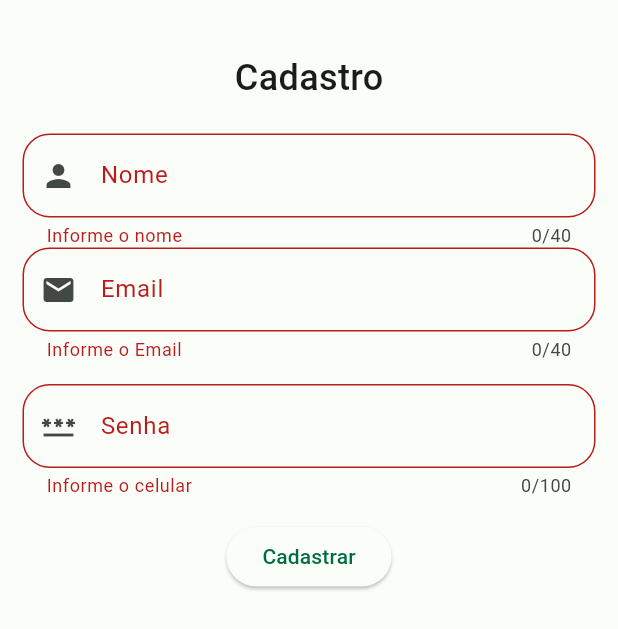
After one commit to Marcelo7x/my_republic, a Flutter app: the SubscriptionPage screen opened by its route, after a tap on "Cadastrar", on a phone screen of 412 x 824 dp. The commit adds this screen. Shown: the top 629 px of the screen. Run offline on Flutter 3.47's test engine with Material 2 defaults, Android fonts, the phone set to English and light mode, and no system bars; our stand-ins replace dio, flutter_masked_text2, flutter_mobx, flutter_modular, mobx, shared_preferences and 2 more; missing offline and left inert: postgres, shelf_modular; accounts and stored records are empty; generated files the repository leaves out were written again; network calls fail.

Commit message:
heroku - page cadastro

```diff
--- a/brothers_home_back/lib/source/services/database/postgres_database.dart
+++ b/brothers_home_back/lib/source/services/database/postgres_database.dart
@@ -23,6 +23,7 @@ class PostgresDatabase implements RemoteDatabase, Disposable {
       uri.pathSegments.first,
       username: uri.userInfo.split(':').first,
       password: uri.userInfo.split(':').last,
+      useSSL: true,
     );
     await connection.open();
     completer.complete(connection);
--- a/frontend/lib/app/app_module.dart
+++ b/frontend/lib/app/app_module.dart
@@ -2,6 +2,8 @@ import 'package:frontend/app/modules/spashcreen/splash_module.dart';
 import 'package:frontend/app/modules/login/login_store.dart';
 
 import 'package:flutter_modular/flutter_modular.dart';
+import 'package:frontend/app/modules/subscription/subscription_module.dart';
+import 'package:frontend/app/modules/subscription/subscription_store.dart';
 
 import 'modules/home/home_module.dart';
 import 'modules/home/home_store.dart';
@@ -12,6 +14,7 @@ class AppModule extends Module {
   final List<Bind> binds = [
     Bind.lazySingleton((i) => LoginStore()),
     Bind.lazySingleton((i) => HomeStore()),
+    Bind.lazySingleton((i) => SubscriptionStore()),
   ];
 
   @override
@@ -19,5 +22,6 @@ class AppModule extends Module {
     ModuleRoute(Modular.initialRoute, module: SplashModule()),
     ModuleRoute('/login', module: LoginModule()),
     ModuleRoute('/home', module: HomeModule()),
+    ModuleRoute('/subscription', module: SubscriptionModule()),
   ];
 }
--- a/frontend/lib/app/modules/login/login_page.dart
+++ b/frontend/lib/app/modules/login/login_page.dart
@@ -23,10 +23,10 @@ class _LoginPageState extends State<LoginPage> {
 
     return Scaffold(
       //backgroundColor: Theme.of(context).backgroundColor,
-      body: SizedBox(
+      body: SingleChildScrollView(
+        //color: Theme.of(context).backgroundColor,
+        child: SizedBox(
           width: width,
-        height: height - 100,
-        //color: Theme.of(context).backgroundColor,
           child: Column(
             mainAxisAlignment: MainAxisAlignment.center,
             children: [
@@ -85,7 +85,8 @@ class _LoginPageState extends State<LoginPage> {
                   }),
                 ),
               ),
-            Padding(
+              Container(
+                //margin: const EdgeInsets.only(bottom: 20),
                 padding: const EdgeInsets.only(top: 20),
                 child: Observer(builder: (_) {
                   return loginController.logginError
@@ -98,7 +99,13 @@ class _LoginPageState extends State<LoginPage> {
                       : const Text("");
                 }),
               ),
+              Container(
+                  //margin: const EdgeInsets.only(top: 0),
+                  child: ElevatedButton(
+                      onPressed: () => Modular.to.navigate('/subscription'),
+                      child: Text("Cadastre-se")))
             ],
+          ),
         ),
       ),
     );
--- /dev/null
+++ b/frontend/lib/app/modules/subscription/subscription_module.dart
@@ -0,0 +1,18 @@
+import 'package:flutter_modular/flutter_modular.dart';
+import 'package:frontend/app/modules/subscription/subscription_page.dart';
+import 'package:frontend/app/modules/subscription/subscription_store.dart';
+
+class SubscriptionModule extends Module {
+  @override
+  final List<Bind> binds = [
+    Bind.lazySingleton((i) => SubscriptionStore()),
+
+  ];
+
+  @override
+  final List<ModularRoute> routes = [
+    ChildRoute(Modular.initialRoute, child: (_, args) =>  SubscriptionPage()),
+
+  ];
+
+}
--- /dev/null
+++ b/frontend/lib/app/modules/subscription/subscription_page.dart
@@ -0,0 +1,124 @@
+import 'package:flutter/material.dart';
+import 'package:flutter_mobx/flutter_mobx.dart';
+import 'package:flutter_modular/flutter_modular.dart';
+import 'package:frontend/app/modules/subscription/subscription_store.dart';
+
+class SubscriptionPage extends StatefulWidget {
+  const SubscriptionPage({Key? key}) : super(key: key);
+
+  @override
+  _SubscriptionPageState createState() => _SubscriptionPageState();
+}
+
+class _SubscriptionPageState extends State<SubscriptionPage> {
+  final subscriptionController = Modular.get<SubscriptionStore>();
+  final _formKey = GlobalKey<FormState>();
+
+  @override
+  Widget build(BuildContext context) {
+    return Scaffold(
+      body: SingleChildScrollView(
+        child: SafeArea(
+          child: Container(
+            margin: const EdgeInsets.all(15.0),
+            child: Form(
+              key: _formKey,
+              autovalidateMode: AutovalidateMode.always,
+              child: _formUI(),
+            ),
+          ),
+        ),
+      ),
+    );
+  }
+
+  Widget _formUI() {
+    return Column(
+      children: [
+        const Padding(
+          padding: EdgeInsets.all(20),
+          child: Text(
+            "Cadastro",
+            style: TextStyle(
+              fontSize: 24,
+              fontWeight: FontWeight.w500,
+            ),
+          ),
+        ),
+        TextFormField(
+          controller: subscriptionController.nameController,
+          decoration: const InputDecoration(
+            label: Text("Nome"),
+            prefixIcon: Icon(Icons.person),
+            border: OutlineInputBorder(
+              borderRadius: BorderRadius.all(
+                Radius.circular(18),
+              ),
+            ),
+          ),
+          keyboardType: TextInputType.name,
+          maxLength: 40,
+          validator: (value) => subscriptionController.nameValidate(value),
+        ),
+        TextFormField(
+          controller: subscriptionController.emailController,
+          decoration: const InputDecoration(
+            label: Text("Email"),
+            prefixIcon: Icon(Icons.email),
+            border: OutlineInputBorder(
+              borderRadius: BorderRadius.all(
+                Radius.circular(18),
+              ),
+            ),
+          ),
+          keyboardType: TextInputType.emailAddress,
+          maxLength: 40,
+          validator: (value) => subscriptionController.emailValidate(value),
+        ),
+        const SizedBox(height: 15.0),
+        TextFormField(
+          controller: subscriptionController.passwordController,
+          decoration: const InputDecoration(
+            label: Text("Senha"),
+            prefixIcon: Icon(Icons.password),
+            border: OutlineInputBorder(
+              borderRadius: BorderRadius.all(
+                Radius.circular(18),
+              ),
+            ),
+          ),
+          keyboardType: TextInputType.visiblePassword,
+          maxLength: 100,
+          validator: (value) => subscriptionController.passwordValidate(value),
+        ),
+        Padding(
+          padding: const EdgeInsets.only(top: 15),
+          child: Observer(builder: (_) {
+            return ElevatedButton(
+              onPressed: () async {
+                if (_formKey.currentState!.validate()) {
+                  ScaffoldMessenger.of(context).showSnackBar(
+                    const SnackBar(
+                      content: Text('Carregando...'),
+                      duration: Duration(seconds: 90),
+                    ),
+                  );
+                  await subscriptionController.subscription();
+                } else {
+                  ScaffoldMessenger.of(context).showSnackBar(
+                    SnackBar(
+                      content: Text('Informações incorretas'),
+                      backgroundColor: Theme.of(context).colorScheme.error,
+                    ),
+                  );
+                }
+                ScaffoldMessenger.of(context).removeCurrentSnackBar();
+              },
+              child: const Text('Cadastrar'),
+            );
+          }),
+        )
+      ],
+    );
+  }
+}
--- /dev/null
+++ b/frontend/lib/app/modules/subscription/subscription_store.dart
@@ -0,0 +1,60 @@
+import 'package:flutter/material.dart';
+import 'package:mobx/mobx.dart';
+
+part 'subscription_store.g.dart';
+
+class SubscriptionStore = _SubscriptionStoreBase with _$SubscriptionStore;
+
+abstract class _SubscriptionStoreBase with Store {
+  @observable
+  TextEditingController nameController = TextEditingController();
+  @observable
+  TextEditingController emailController = TextEditingController();
+  @observable
+  TextEditingController passwordController = TextEditingController();
+
+  @observable
+  bool loading = false;
+
+  String? nameValidate(String? value) {
+    String patttern = r'(^[a-zA-Z ]*$)';
+    RegExp regExp = RegExp(patttern);
+    if (value == null || value.isEmpty) {
+      return "Informe o nome";
+    } else if (!regExp.hasMatch(value)) {
+      return "O nome deve conter caracteres de a-z ou A-Z";
+    }
+    return null;
+  }
+
+  String? passwordValidate(String? value) {
+    String patttern = r'(^[\x21-\x7E])';
+    RegExp regExp = RegExp(patttern);
+    if (value == null || value.isEmpty) {
+      return "Informe o celular";
+    } else if (value.length < 4) {
+      return "A senha deve ter no mínimo 4 carácteres";
+    } else if (!regExp.hasMatch(value)) {
+      return "A senha deve ter no mínimo 4 carácteres contendo números ou letras";
+    }
+    return null;
+  }
+
+  String? emailValidate(String? value) {
+    String pattern =
+        r'^(([^<>()[\]\\.,;:\s@\"]+(\.[^<>()[\]\\.,;:\s@\"]+)*)|(\".+\"))@((\[[0-9]{1,3}\.[0-9]{1,3}\.[0-9]{1,3}\.[0-9]{1,3}\])|(([a-zA-Z\-0-9]+\.)+[a-zA-Z]{2,}))$';
+    RegExp regExp = RegExp(pattern);
+    if (value == null || value.isEmpty) {
+      return "Informe o Email";
+    } else if (!regExp.hasMatch(value)) {
+      return "Email inválido";
+    } else {
+      return null;
+    }
+  }
+
+  @action
+  subscription() {
+    print("subscription");
+  }
+}
--- a/frontend/lib/domain/connection_manager.dart
+++ b/frontend/lib/domain/connection_manager.dart
@@ -3,7 +3,7 @@ import 'package:dio/dio.dart';
 import 'package:frontend/domain/category.dart';
 
 class ConnectionManager {
-  static const _url = 'http://192.168.1.9:3001/';
+  static const _url = 'http://10.0.0.180:3001/';
   static final Dio _conn = Dio();
 
   static Future<Map<String, dynamic>> login(
```
Also changed, not shown: frontend/lib/app/modules/subscription/subscription_store.g.dart (added), 1 other file. Lines whose indentation alone changed are shown as unchanged.
